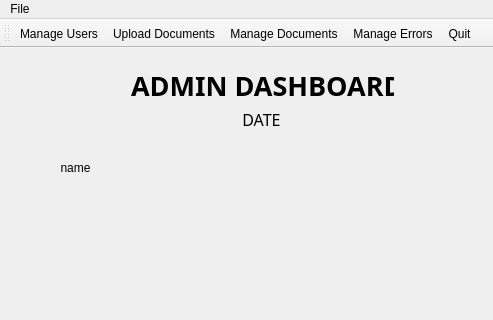
First picture: the form in MyCovidRecord/adminlogin.ui, repository gagabon501/cs106-2, before the edit; both pictures show x 0 to 493 and y 0 to 320 of the 493 by 737 pixel window.
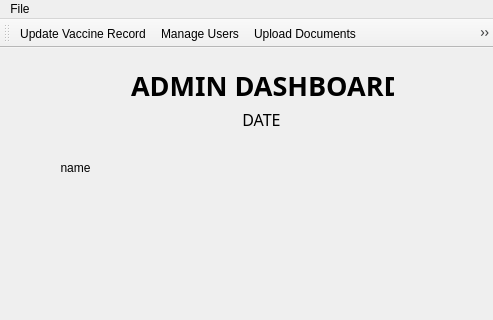
Second picture: the form after the edit. Icons and pictures are not drawn.

Commit message: Done updating of vaccination records

The edit to the form file:
```diff
--- a/MyCovidRecord/adminlogin.ui
+++ b/MyCovidRecord/adminlogin.ui
@@ -226,6 +226,7 @@
    <attribute name="toolBarBreak">
     <bool>false</bool>
    </attribute>
+   <addaction name="actionUpdate_Vaccine_Record"/>
    <addaction name="actionManage_Users"/>
    <addaction name="actionUpload_Documents"/>
    <addaction name="actionManage_Documents"/>
@@ -281,6 +282,15 @@
     <string>Upload Documents</string>
    </property>
   </action>
+  <action name="actionUpdate_Vaccine_Record">
+   <property name="icon">
+    <iconset resource="resources/mycovidrecord.qrc">
+     <normaloff>:/images/images/covid-test.png</normaloff>:/images/images/covid-test.png</iconset>
+   </property>
+   <property name="text">
+    <string>Update Vaccine Record</string>
+   </property>
+  </action>
  </widget>
  <resources>
   <include location="resources/mycovidrecord.qrc"/>
```
Left out of the diff: 1 changed line with no effect on the pictures. The commit also changes 12 other files.
